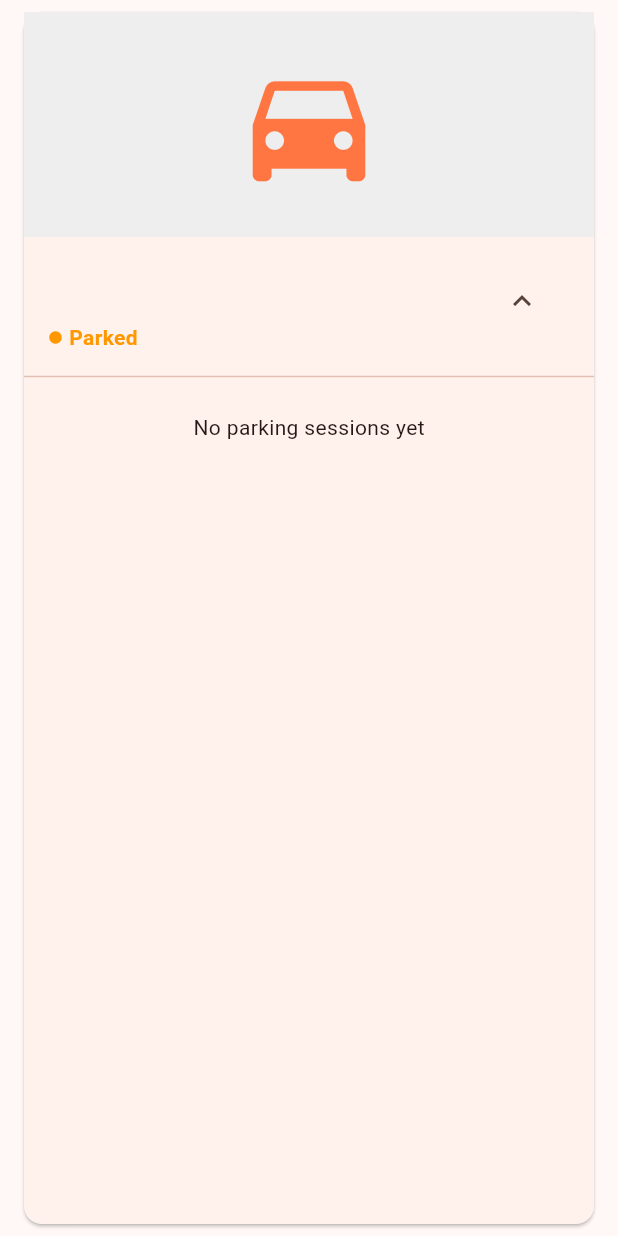
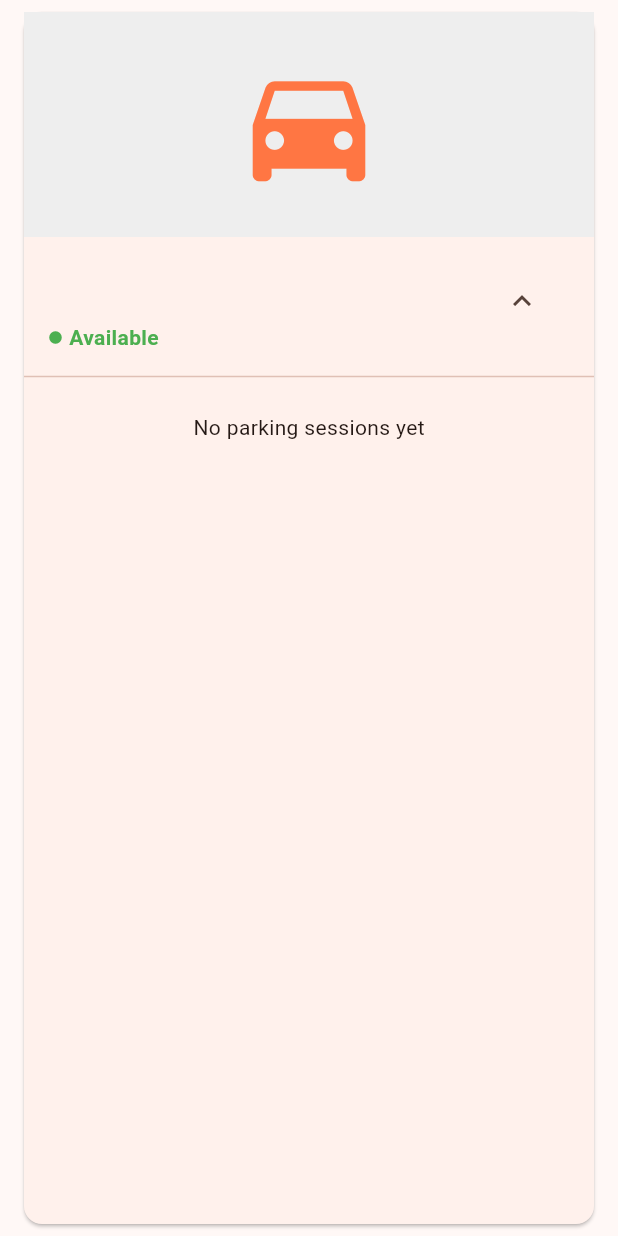
Before and after one commit to yuzhengwen/park-buddy, a Flutter app: the CarCard widget shown alone on an empty page, opened directly with empty values, after a tap on the "expand more" icon, on a phone screen of 412 x 824 dp. Run offline on Flutter 3.47's test engine with Material 3 defaults, Android fonts, the phone set to English and light mode, and no system bars; our stand-ins replace flutter_map, font_awesome_flutter, geolocator, image_picker, latlong2, share_plus and 1 more; accounts and stored records are empty; network calls fail.

Commit message:
CarCard.dart: add dynamic parked/available status based on active session. parking_service.dart: add hasActiveSession method to check if car has ongoing parking session

```diff
--- a/lib/UI/CarCard.dart
+++ b/lib/UI/CarCard.dart
@@ -20,6 +20,18 @@ class _CarCardState extends State<CarCard> {
   List<Map<String, dynamic>> sessions = [];
   bool isExpanded = false;
 bool isLoading = false;
+bool isParked = false;
+
+@override
+void initState() {
+    super.initState();
+    _checkParkedStatus();
+  }
+
+Future<void> _checkParkedStatus() async {
+    final parked = await widget.parkingService.hasActiveSession(widget.car['carplate']);
+    setState(() => isParked = parked);
+  }
 
   Future<void> _loadSessions() async {
     setState(() => isLoading = true);
@@ -111,11 +123,11 @@ class _CarCardState extends State<CarCard> {
                 SizedBox(height: 4),
                 Row(
   children: [
-                    Icon(Icons.circle, size: 10, color: Colors.orange),
+    Icon(Icons.circle, size: 10, color: isParked ? Colors.orange : Colors.green),
     SizedBox(width: 4),
-                    Text('Parked',
+    Text(isParked ? 'Parked' : 'Available',
         style: TextStyle(
-                            color: Colors.orange,
+            color: isParked ? Colors.orange : Colors.green,
             fontWeight: FontWeight.bold)),
   ],
 ),
--- a/lib/utils/parking_service.dart
+++ b/lib/utils/parking_service.dart
@@ -34,4 +34,13 @@ class ParkingService {
         .limit(3);
     return List<Map<String, dynamic>>.from(response);
   }
+  Future<bool> hasActiveSession(String carplate) async {
+    final response = await _supabase
+        .from('parkingsession')
+        .select()
+        .eq('carplate', carplate)
+        .isFilter('parkingendtime', null)
+        .limit(1);
+    return (response as List).isNotEmpty;
+  }
 }
```
Lines whose indentation alone changed are shown as unchanged.
